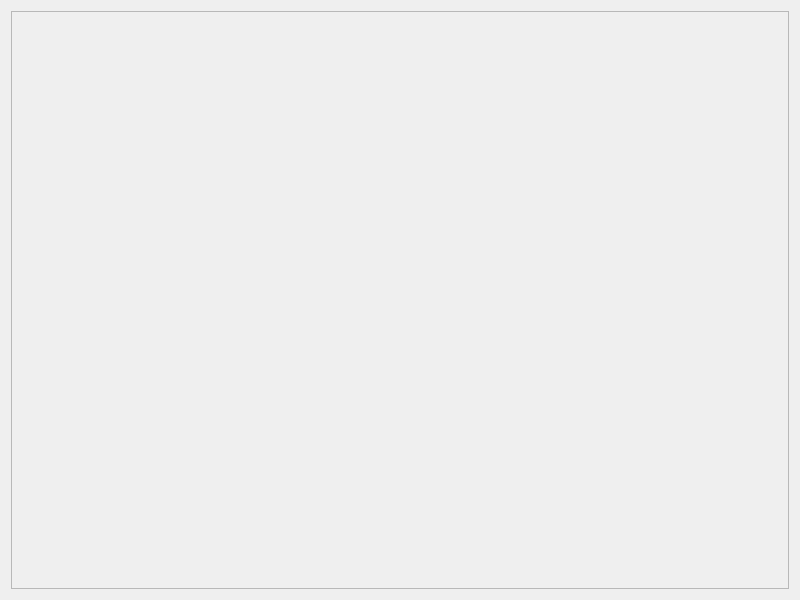
The window that forcefield/src/mainUI.ui (pbustos/beta-robotica-class) describes before a commit, drawn with Qt 5.
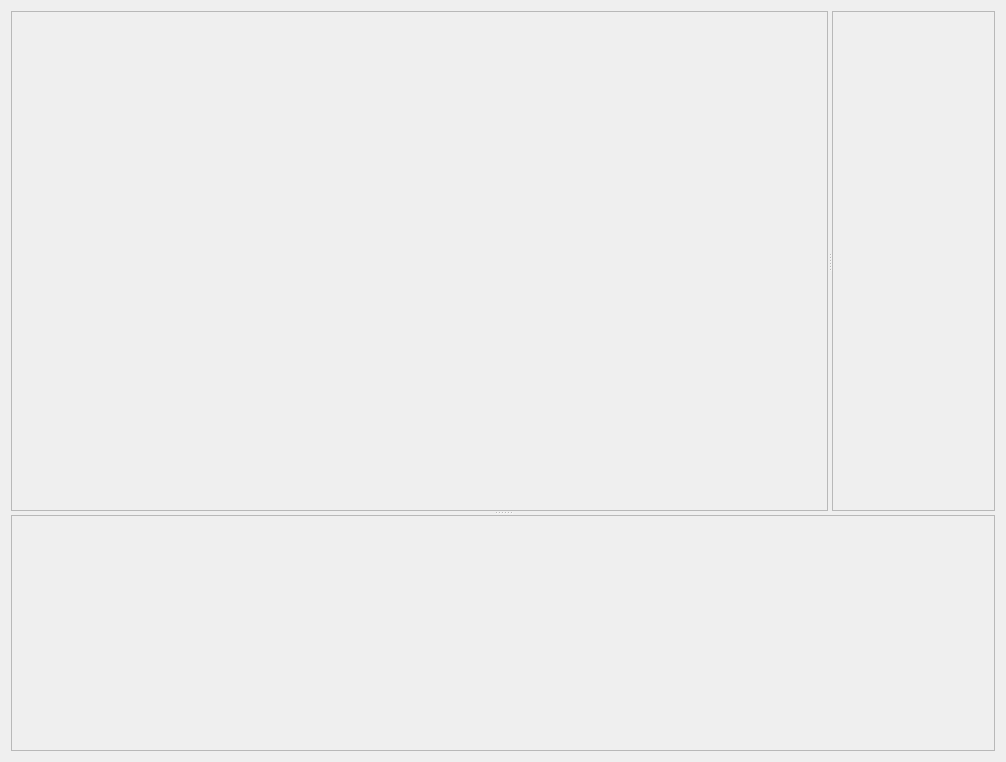
The same window after the commit.

```diff
--- a/forcefield/src/mainUI.ui
+++ b/forcefield/src/mainUI.ui
@@ -6,8 +6,8 @@
    <rect>
     <x>0</x>
     <y>0</y>
-    <width>800</width>
-    <height>600</height>
+    <width>1006</width>
+    <height>762</height>
    </rect>
   </property>
   <property name="windowTitle">
@@ -15,13 +15,45 @@
   </property>
   <layout class="QVBoxLayout" name="verticalLayout">
    <item>
+    <widget class="QSplitter" name="splitter_2">
+     <property name="orientation">
+      <enum>Qt::Vertical</enum>
+     </property>
+     <widget class="QSplitter" name="splitter">
+      <property name="orientation">
+       <enum>Qt::Horizontal</enum>
+      </property>
     <widget class="QFrame" name="beta_frame">
+       <property name="minimumSize">
+        <size>
+         <width>500</width>
+         <height>500</height>
+        </size>
+       </property>
      <property name="frameShape">
       <enum>QFrame::StyledPanel</enum>
      </property>
      <property name="frameShadow">
       <enum>QFrame::Raised</enum>
      </property>
+      </widget>
+      <widget class="QFrame" name="buttons_frame">
+       <property name="frameShape">
+        <enum>QFrame::StyledPanel</enum>
+       </property>
+       <property name="frameShadow">
+        <enum>QFrame::Raised</enum>
+       </property>
+      </widget>
+     </widget>
+     <widget class="QFrame" name="signals_frame">
+      <property name="frameShape">
+       <enum>QFrame::StyledPanel</enum>
+      </property>
+      <property name="frameShadow">
+       <enum>QFrame::Raised</enum>
+      </property>
+     </widget>
     </widget>
    </item>
   </layout>
```
Lines whose indentation alone changed are shown as unchanged.
